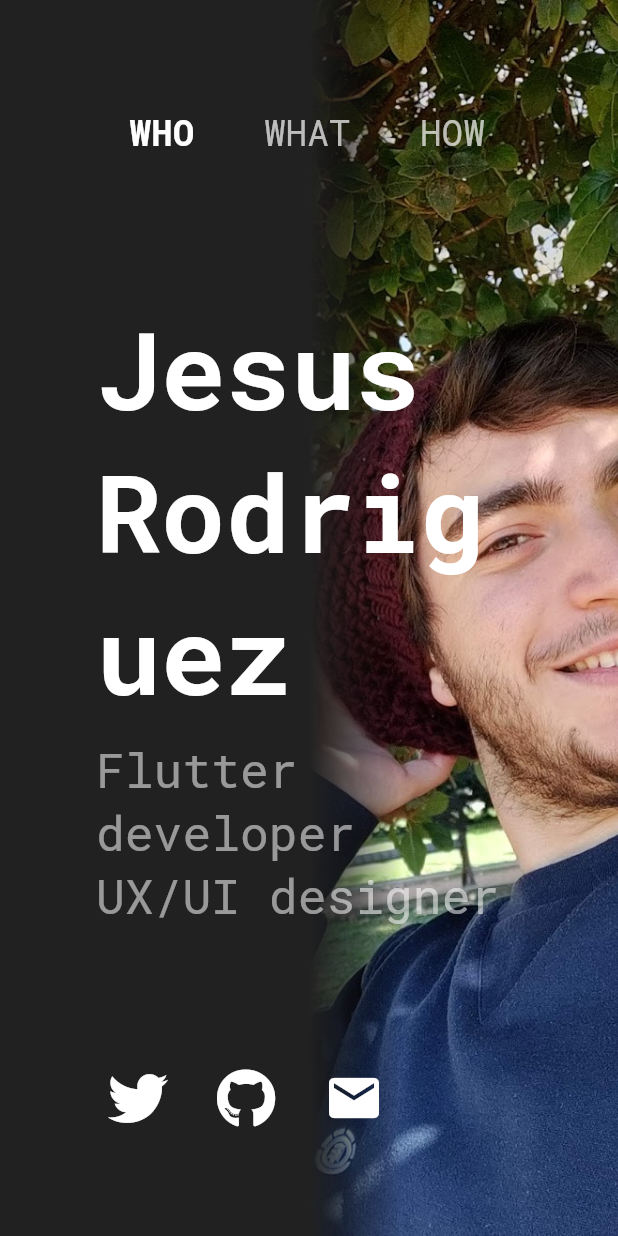
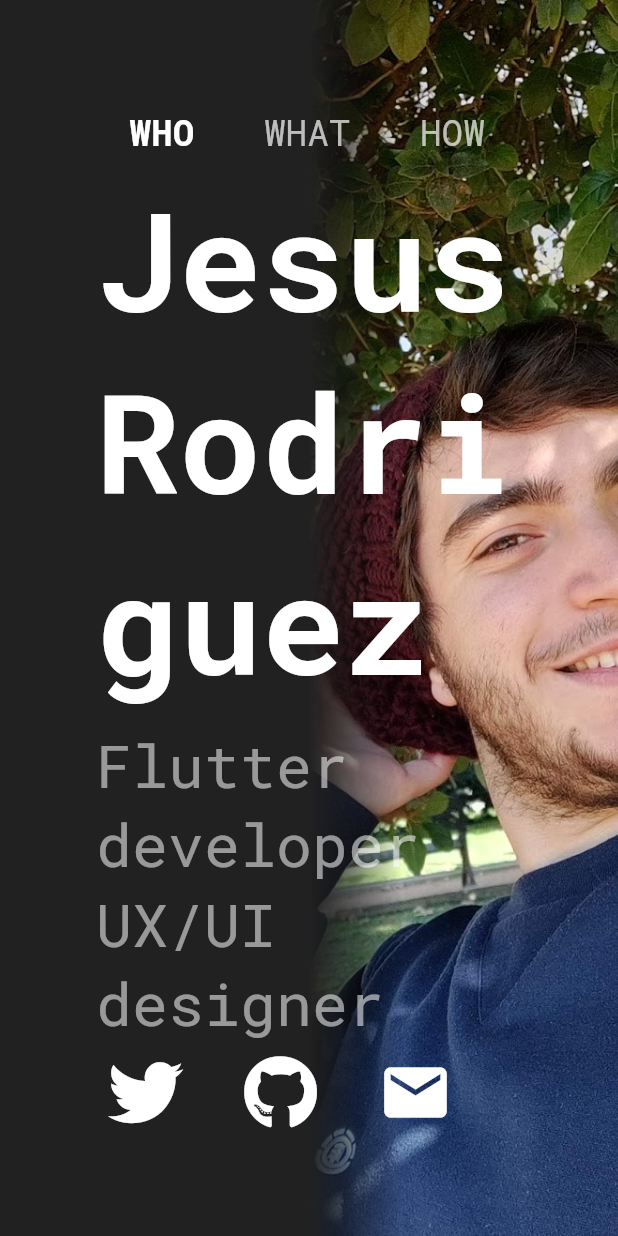
Before and after one commit to jesusrp98/portfolio, a Flutter app: the screen it shows after launch, on a phone screen of 412 x 824 dp. Run offline on Flutter 3.47's test engine with Material 2 defaults, Android fonts, the phone set to English and light mode, and no system bars; our stand-ins replace font_awesome_flutter.

Commit message:
Updated page

```diff
--- a/lib/main.dart
+++ b/lib/main.dart
@@ -1,10 +1,9 @@
 import 'package:flutter/material.dart';
 import 'package:font_awesome_flutter/font_awesome_flutter.dart';
-import 'package:google_fonts/google_fonts.dart';
-import 'package:portfolio/ui/pages/index.dart';
 
+import 'services/index.dart';
+import 'ui/pages/index.dart';
 import 'ui/widgets/index.dart';
-import 'services/index.dart';
 
 void main() => runApp(MyApp());
 
@@ -15,9 +14,7 @@ class MyApp extends StatelessWidget {
       title: 'Jesus Rodriguez',
       theme: ThemeData(
         brightness: Brightness.dark,
-        textTheme: GoogleFonts.robotoMonoTextTheme(
-          ThemeData.dark().textTheme,
-        ),
+        fontFamily: 'RobotoMono',
       ),
       home: MyHomePage(),
     );
@@ -76,36 +73,21 @@ class _MyHomePageState extends State<MyHomePage> {
                   crossAxisAlignment: CrossAxisAlignment.start,
                   children: [
                     Text(
-                      'Jesus',
+                      'Jesus\nRodriguez',
                       style: TextStyle(
-                        fontSize: 72,
-                        color: Colors.white,
-                        fontWeight: FontWeight.bold,
-                      ),
-                    ),
-                    Text(
-                      'Rodriguez',
-                      style: TextStyle(
-                        fontSize: 72,
+                        fontSize: 92,
                         color: Colors.white,
                         fontWeight: FontWeight.bold,
                       ),
                     ),
                     SizedBox(height: 8),
                     Text(
-                      'Flutter developer',
+                      'Flutter developer\nUX/UI designer',
                       style: TextStyle(
-                        fontSize: 32,
+                        fontSize: 40,
                         color: Colors.white54,
                       ),
                     ),
-                    Text(
-                      'UX/UI designer',
-                      style: TextStyle(
-                        fontSize: 32,
-                        color: Colors.white54,
-                      ),
-                    )
                   ],
                 ),
                 Row(
@@ -114,23 +96,23 @@ class _MyHomePageState extends State<MyHomePage> {
                       tooltip: 'Twitter',
                       onPressed: () =>
                           'https://twitter.com/jesusrp98'.launchURL(),
-                      iconSize: 40,
+                      iconSize: 50,
                       icon: FaIcon(FontAwesomeIcons.twitter),
                     ),
-                    SizedBox(width: 16),
+                    SizedBox(width: 24),
                     IconButton(
                       tooltip: 'GitHub',
                       onPressed: () =>
                           'https://github.com/jesusrp98/'.launchURL(),
-                      iconSize: 40,
+                      iconSize: 50,
                       icon: FaIcon(FontAwesomeIcons.github),
                     ),
-                    SizedBox(width: 16),
+                    SizedBox(width: 24),
                     IconButton(
                       tooltip: 'Email',
                       onPressed: () =>
                           'mailto:jesusrope98@outlook.com'.launchURL(),
-                      iconSize: 40,
+                      iconSize: 50,
                       icon: Icon(Icons.email),
                     ),
                   ],
--- a/pubspec.yaml
+++ b/pubspec.yaml
@@ -10,7 +10,6 @@ dependencies:
   flutter:
     sdk: flutter
 
-  google_fonts:
   font_awesome_flutter:
   url_launcher:
 
@@ -23,3 +22,8 @@ flutter:
   uses-material-design: true
   assets:
     - assets/images/
+
+  fonts:
+  - family: RobotoMono
+    fonts:
+      - asset: assets/fonts/roboto-mono.ttf
```
Also changed, not shown: assets/fonts/roboto-mono.ttf (added), pubspec.lock.
